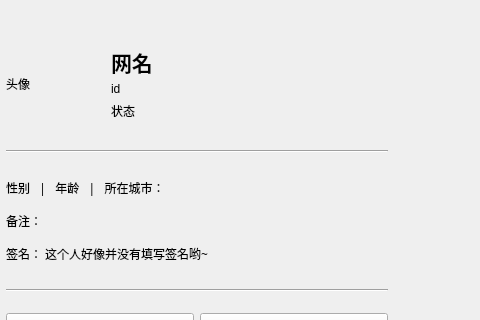
Old version of the form ui/components/ProfilePage/profilepage_main.ui in the repository Sakurakouji-Saika/MyQtClient; both pictures show x 87 to 567 and y 0 to 320 of the 567 by 406 pixel window.
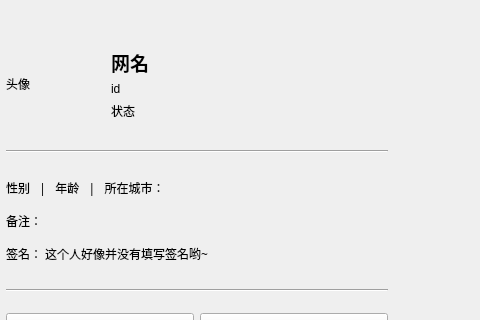
New version of the form. Custom widgets are drawn as their Qt base class.

```diff
--- a/ui/components/ProfilePage/profilepage_main.ui
+++ b/ui/components/ProfilePage/profilepage_main.ui
@@ -109,7 +109,7 @@
              <property name="font">
               <font>
                <family>Microsoft YaHei UI</family>
-               <pointsize>16</pointsize>
+               <pointsize>14</pointsize>
                <bold>true</bold>
               </font>
              </property>
```
